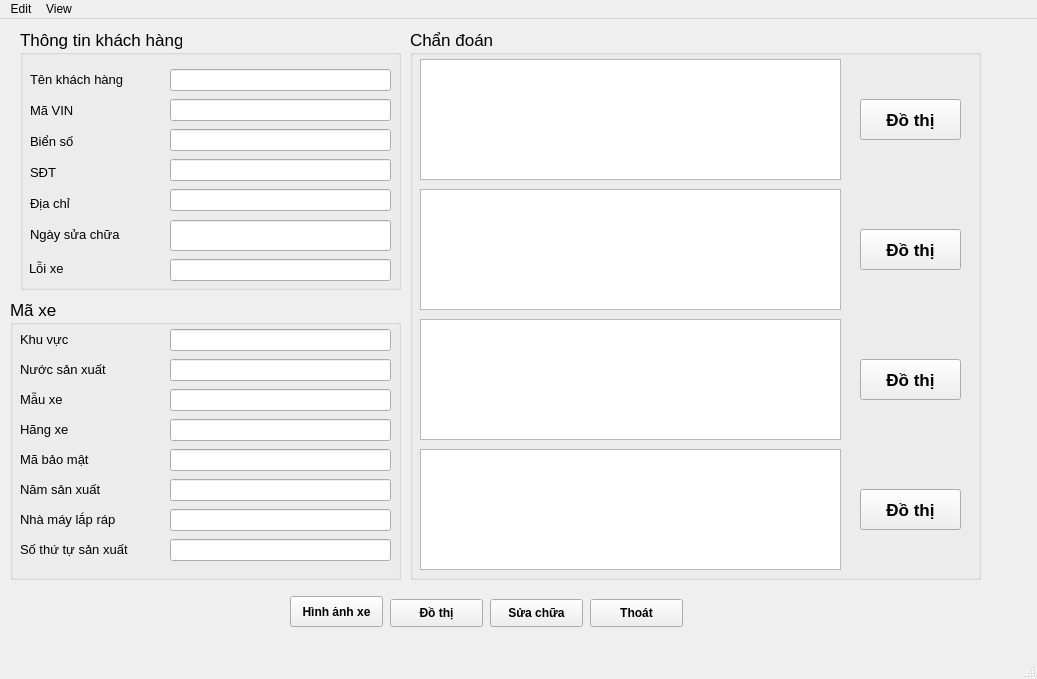
Above: GUI/GUIdisplay.ui from Vuchauduytung/LuanVan before the change. Below: the same form after it.
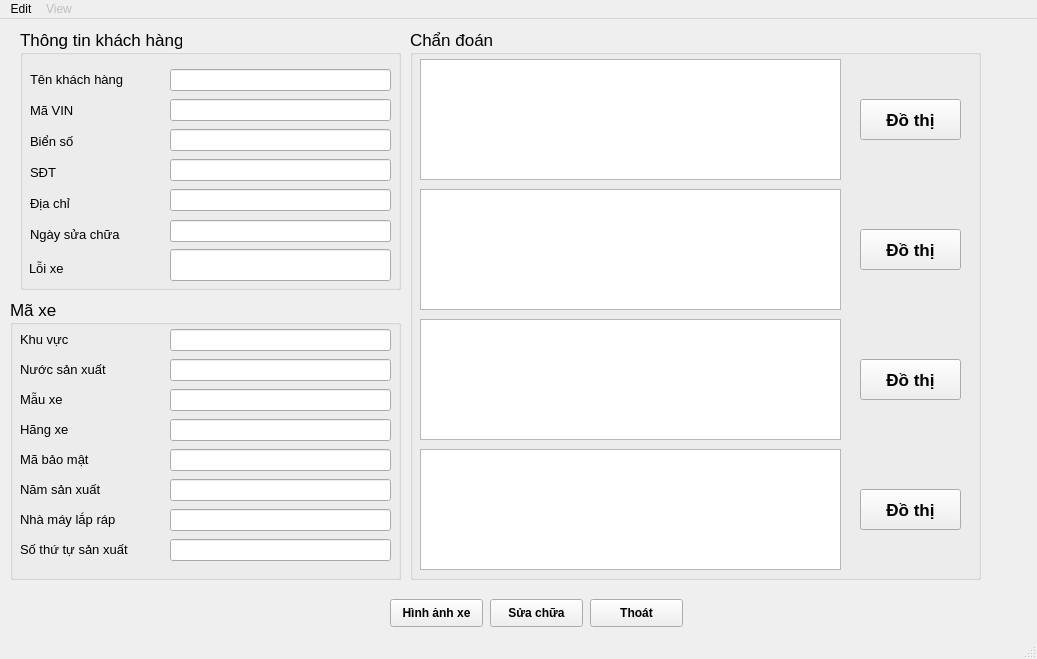
That is the form after the change.

The edit to the form file:
```diff
--- a/GUI/GUIdisplay.ui
+++ b/GUI/GUIdisplay.ui
@@ -7,7 +7,7 @@
     <x>0</x>
     <y>0</y>
     <width>1037</width>
-    <height>679</height>
+    <height>659</height>
    </rect>
   </property>
   <property name="windowTitle">
@@ -253,7 +253,7 @@
        <x>150</x>
        <y>191</y>
        <width>221</width>
-       <height>31</height>
+       <height>22</height>
       </rect>
      </property>
      <property name="font">
@@ -269,9 +269,9 @@
      <property name="geometry">
       <rect>
        <x>150</x>
-       <y>230</y>
+       <y>220</y>
        <width>221</width>
-       <height>22</height>
+       <height>32</height>
       </rect>
      </property>
      <property name="font">
@@ -766,25 +766,6 @@
      </property>
     </widget>
    </widget>
-   <widget class="QPushButton" name="BT_graph">
-    <property name="geometry">
-     <rect>
-      <x>390</x>
-      <y>580</y>
-      <width>93</width>
-      <height>28</height>
-     </rect>
-    </property>
-    <property name="font">
-     <font>
-      <weight>75</weight>
-      <bold>true</bold>
-     </font>
-    </property>
-    <property name="text">
-     <string>Đồ thị</string>
-    </property>
-   </widget>
    <widget class="QPushButton" name="BT_fix">
     <property name="geometry">
      <rect>
@@ -807,10 +788,10 @@
    <widget class="QPushButton" name="BT_graph_fix">
     <property name="geometry">
      <rect>
-      <x>290</x>
-      <y>577</y>
+      <x>390</x>
+      <y>580</y>
       <width>93</width>
-      <height>31</height>
+      <height>28</height>
      </rect>
     </property>
     <property name="font">
@@ -863,6 +844,9 @@
     <addaction name="QA_actionPrint"/>
    </widget>
    <widget class="QMenu" name="menuView">
+    <property name="enabled">
+     <bool>false</bool>
+    </property>
     <property name="title">
      <string>View</string>
     </property>
```
Left out of the diff: 13 changed lines with no effect on the pictures.
